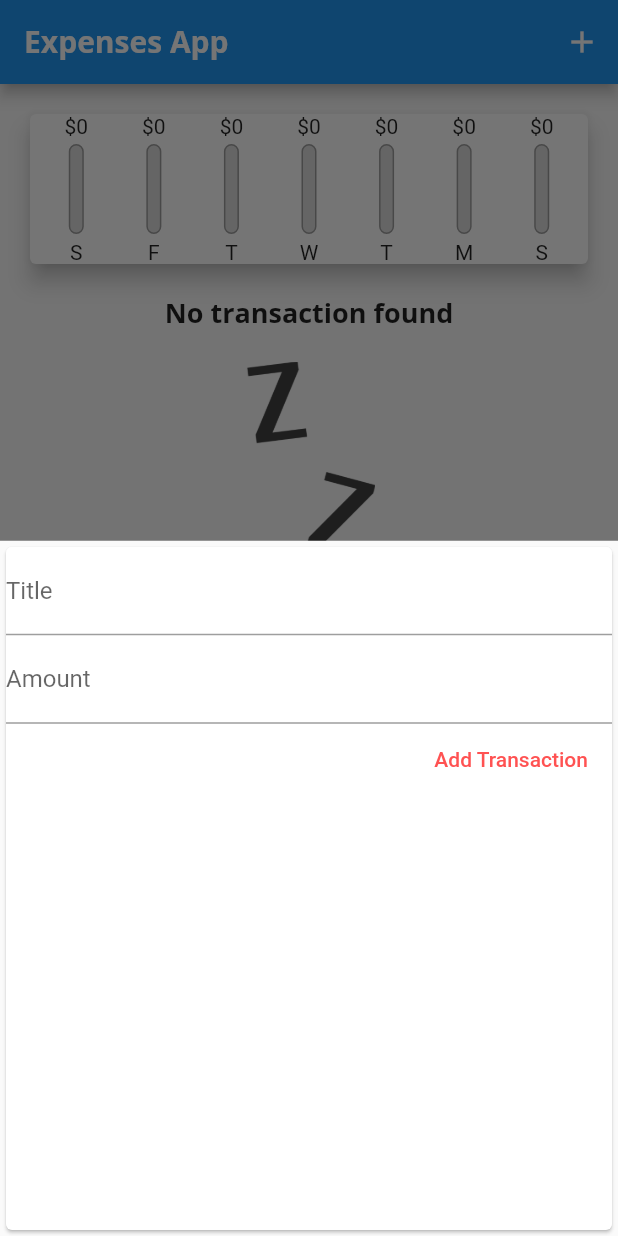
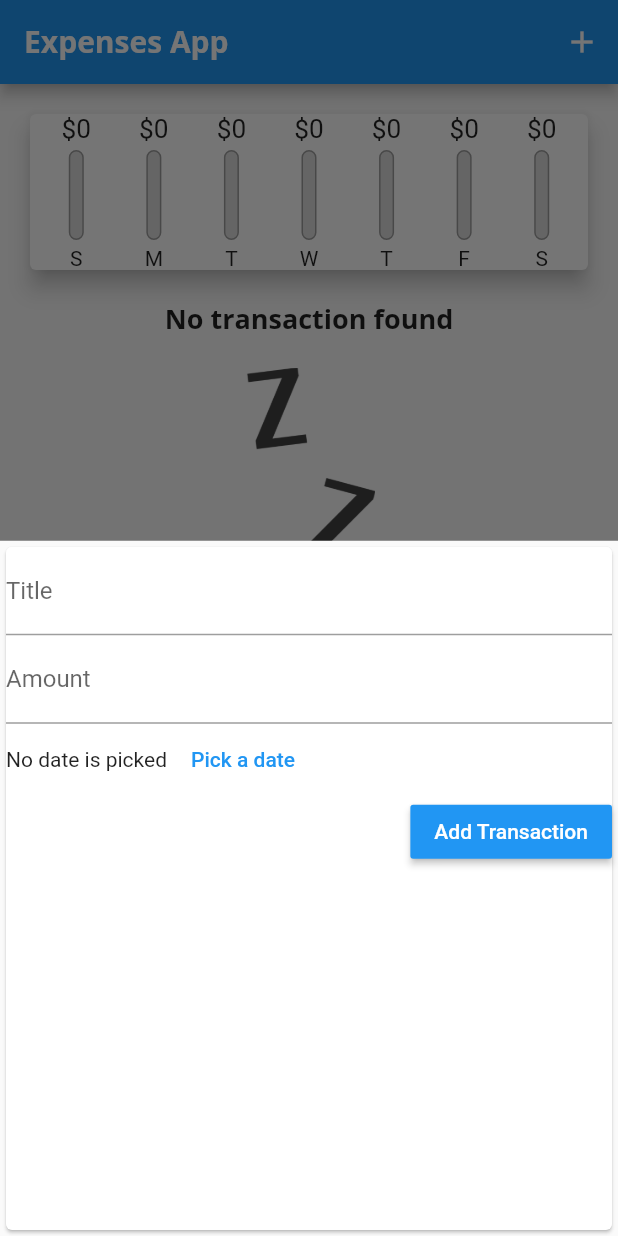
Before and after one commit to mohaBz/ExpensesApp, a Flutter app: the screen it shows after launch, after a tap on the "add" icon, on a phone screen of 412 x 824 dp. Run offline on Flutter 3.47's test engine with Material 2 defaults, Android fonts, the phone set to English and light mode, and no system bars.

Commit message:
add date picker and delete transaction

```diff
--- a/lib/main.dart
+++ b/lib/main.dart
@@ -20,6 +20,7 @@ class MyApp extends StatelessWidget {
         theme: ThemeData(
           primarySwatch: Colors.blue,
           accentColor: Colors.tealAccent,
+          errorColor: Colors.red,
           visualDensity: VisualDensity.adaptivePlatformDensity,
           fontFamily: 'Quicksand',
           textTheme: ThemeData.light().textTheme.copyWith(
@@ -51,6 +52,12 @@ class MyHomePage extends StatefulWidget {
 class _MyHomePageState extends State<MyHomePage> {
   final List<transaction> _userTransactions = [];
 
+  void deleteTransaction(String id) {
+    setState(() {
+      _userTransactions.removeWhere((element) => element.id == id);
+    });
+  }
+
   List<transaction> get recentTransactions {
     return _userTransactions.where((element) {
       return element.date.isAfter(
@@ -61,12 +68,12 @@ class _MyHomePageState extends State<MyHomePage> {
     }).toList();
   }
 
-  void _addNewTransaction(String title, double amount) {
+  void _addNewTransaction(String title, double amount, DateTime date) {
     final newTransaction = transaction(
       title: title,
       amount: amount,
       id: DateTime.now().toString(),
-      date: DateTime.now(),
+      date: date,
     );
     setState(() {
       _userTransactions.add(newTransaction);
@@ -103,7 +110,7 @@ class _MyHomePageState extends State<MyHomePage> {
             mainAxisAlignment: MainAxisAlignment.start,
             children: <Widget>[
               Chart(recentTransactions),
-              transactionList(_userTransactions)
+              transactionList(_userTransactions, deleteTransaction)
             ],
           ),
         ),
--- a/lib/widgets/chart.dart
+++ b/lib/widgets/chart.dart
@@ -7,7 +7,7 @@ class Chart extends StatelessWidget {
   List<transaction> recentTransactions;
   Chart(this.recentTransactions);
   double get totalWeekAmount {
-    double sum = 0.0;
+    double sum = 20.0;
     recentTransactions.forEach((element) {
       sum += element.amount;
     });
@@ -33,7 +33,7 @@ class Chart extends StatelessWidget {
         'day': DateFormat.E().format(weekDay).substring(0, 1),
         'amount': totalSum,
       };
-    }).toList();
+    }).reversed.toList();
   }
 
   @override
--- a/lib/widgets/chart_bar.dart
+++ b/lib/widgets/chart_bar.dart
@@ -10,9 +10,12 @@ class ChartBar extends StatelessWidget {
   Widget build(BuildContext context) {
     return Column(
       children: [
-        FittedBox(
-          child: Text(
-            '\$${spendingAmount.toStringAsFixed(0)}',
+        Container(
+          height: 20,
+          child: FittedBox(
+            child: Text(
+              '\$${spendingAmount.toStringAsFixed(0)}',
+            ),
           ),
         ),
         SizedBox(
@@ -22,6 +25,7 @@ class ChartBar extends StatelessWidget {
           height: 60,
           width: 10,
           child: Stack(
+            alignment: Alignment.bottomCenter,
             children: [
               Container(
                 decoration: BoxDecoration(
--- a/lib/widgets/new_transaction.dart
+++ b/lib/widgets/new_transaction.dart
@@ -1,4 +1,5 @@
 import 'package:flutter/material.dart';
+import 'package:intl/intl.dart';
 
 class NewTransaction extends StatefulWidget {
   Function _onSubmit;
@@ -11,16 +12,30 @@ class NewTransaction extends StatefulWidget {
 
 class _NewTransactionState extends State<NewTransaction> {
   TextEditingController titleInput = TextEditingController();
-
   TextEditingController amountInput = TextEditingController();
+  DateTime _selectedDate;
+  void _pickDate() {
+    showDatePicker(
+            context: context,
+            initialDate: DateTime.now(),
+            firstDate: DateTime(2020),
+            lastDate: DateTime.now())
+        .then((value) {
+      if (value == null) return;
+      setState(() {
+        _selectedDate = value;
+      });
+    });
+  }
 
   void submit() {
     final String title = titleInput.text;
     final double amount = double.parse(amountInput.text);
-    if (title.isEmpty || amount <= 0) return;
+    if (title.isEmpty || amount <= 0 || _selectedDate == null) return;
     widget._onSubmit(
       title,
       amount,
+      _selectedDate,
     );
     Navigator.of(context).pop();
   }
@@ -46,9 +61,24 @@ class _NewTransactionState extends State<NewTransaction> {
             onSubmitted: (_) => submit(),
             keyboardType: TextInputType.number,
           ),
-          FlatButton(
-            child: Text("Add Transaction"),
-            textColor: Colors.redAccent,
+          Row(
+            children: [
+              Text(
+                _selectedDate == null
+                    ? 'No date is picked'
+                    : "Day picked: ${DateFormat.yMd().format(_selectedDate)}",
+              ),
+              FlatButton(
+                child: Text('Pick a date',
+                    style: TextStyle(color: Theme.of(context).primaryColor)),
+                onPressed: _pickDate,
+              )
+            ],
+          ),
+          RaisedButton(
+            child:
+                Text("Add Transaction", style: TextStyle(color: Colors.white)),
+            color: Theme.of(context).primaryColor,
             onPressed: submit,
           )
         ],
--- a/lib/widgets/transactionList.dart
+++ b/lib/widgets/transactionList.dart
@@ -4,11 +4,12 @@ import '../models/transaction.dart';
 
 class transactionList extends StatelessWidget {
   List<transaction> _userTransactions;
-  transactionList(this._userTransactions);
+  Function _delete;
+  transactionList(this._userTransactions, this._delete);
   @override
   Widget build(BuildContext context) {
     return Container(
-      height: 300,
+      height: 400,
       child: _userTransactions.isEmpty
           ? Column(
               children: [
@@ -62,7 +63,15 @@ class transactionList extends StatelessWidget {
                         fontSize: 12,
                       ),
                     ),
-                ));
+                    trailing: IconButton(
+                      icon: Icon(Icons.delete),
+                      color: Theme.of(context).errorColor,
+                      onPressed: () {
+                        _delete(_userTransactions[index].id);
+                      },
+                    ),
+                  ),
+                );
               },
               itemCount: _userTransactions.length,
             ),
```
Lines whose indentation alone changed are shown as unchanged.
